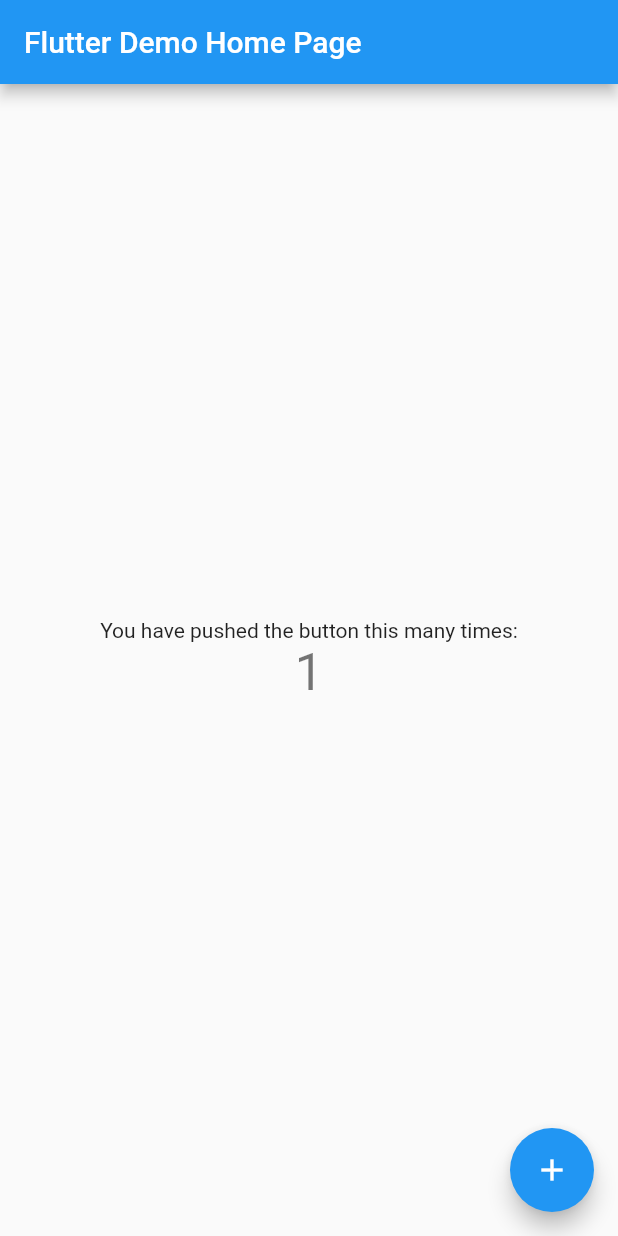
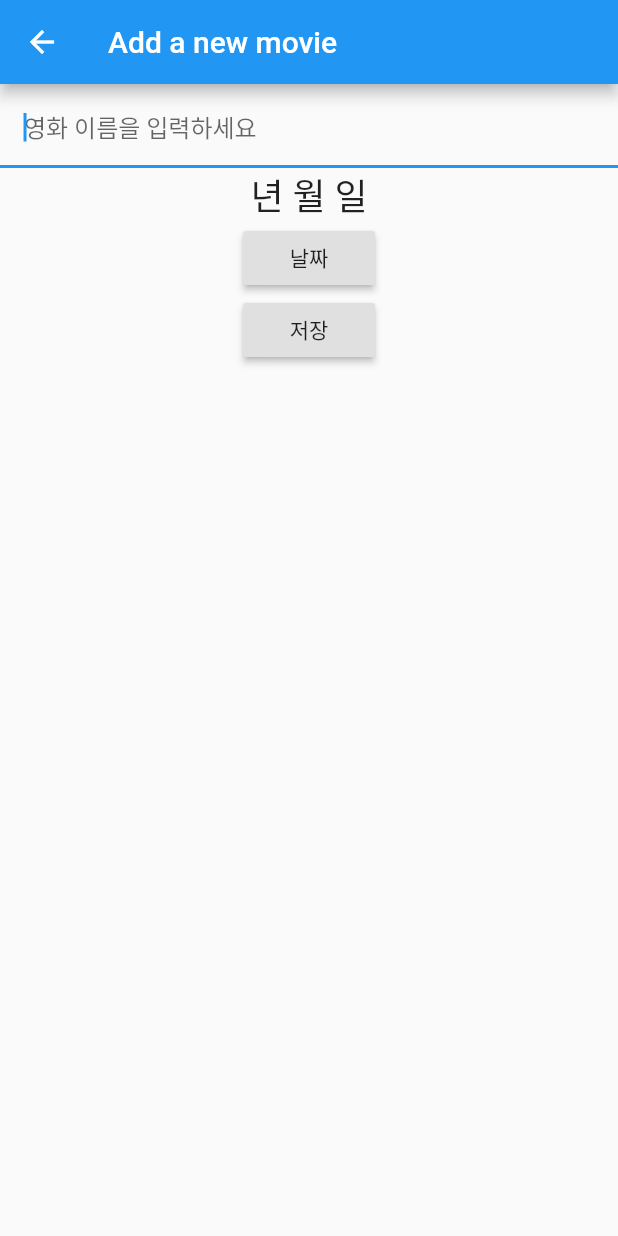
Before and after one commit to kyh980909/my_movie_list, a Flutter app: the screen it shows after launch, after a tap on the "add" icon, on a phone screen of 412 x 824 dp. Run offline on Flutter 3.47's test engine with Material 2 defaults, Android fonts, the phone set to English and light mode, and no system bars; our stand-ins replace flutter_slidable, fluttertoast, sqflite; accounts and stored records are empty.

Commit message:
영화 추가 구현중

```diff
--- a/lib/main.dart
+++ b/lib/main.dart
@@ -1,111 +1,18 @@
 import 'package:flutter/material.dart';
+import 'package:my_movie_list/movie_list.dart';
 
-void main() => runApp(MyApp());
+void main() => runApp(MyMovieListApp());
 
-class MyApp extends StatelessWidget {
-  // This widget is the root of your application.
+class MyMovieListApp extends StatelessWidget {
   @override
   Widget build(BuildContext context) {
     return MaterialApp(
-      title: 'Flutter Demo',
+      debugShowCheckedModeBanner: false,
+      title: 'My Movie List App',
       theme: ThemeData(
-        // This is the theme of your application.
-        //
-        // Try running your application with "flutter run". You'll see the
-        // application has a blue toolbar. Then, without quitting the app, try
-        // changing the primarySwatch below to Colors.green and then invoke
-        // "hot reload" (press "r" in the console where you ran "flutter run",
-        // or simply save your changes to "hot reload" in a Flutter IDE).
-        // Notice that the counter didn't reset back to zero; the application
-        // is not restarted.
-        primarySwatch: Colors.blue,
+        primaryColor: Colors.blue,
       ),
-      home: MyHomePage(title: 'Flutter Demo Home Page'),
+      home: MovieList(),
     );
   }
 }
-
-class MyHomePage extends StatefulWidget {
-  MyHomePage({Key key, this.title}) : super(key: key);
-
-  // This widget is the home page of your application. It is stateful, meaning
-  // that it has a State object (defined below) that contains fields that affect
-  // how it looks.
-
-  // This class is the configuration for the state. It holds the values (in this
-  // case the title) provided by the parent (in this case the App widget) and
-  // used by the build method of the State. Fields in a Widget subclass are
-  // always marked "final".
-
-  final String title;
-
-  @override
-  _MyHomePageState createState() => _MyHomePageState();
-}
-
-class _MyHomePageState extends State<MyHomePage> {
-  int _counter = 0;
-
-  void _incrementCounter() {
-    setState(() {
-      // This call to setState tells the Flutter framework that something has
-      // changed in this State, which causes it to rerun the build method below
-      // so that the display can reflect the updated values. If we changed
-      // _counter without calling setState(), then the build method would not be
-      // called again, and so nothing would appear to happen.
-      _counter++;
-    });
-  }
-
-  @override
-  Widget build(BuildContext context) {
-    // This method is rerun every time setState is called, for instance as done
-    // by the _incrementCounter method above.
-    //
-    // The Flutter framework has been optimized to make rerunning build methods
-    // fast, so that you can just rebuild anything that needs updating rather
-    // than having to individually change instances of widgets.
-    return Scaffold(
-      appBar: AppBar(
-        // Here we take the value from the MyHomePage object that was created by
-        // the App.build method, and use it to set our appbar title.
-        title: Text(widget.title),
-      ),
-      body: Center(
-        // Center is a layout widget. It takes a single child and positions it
-        // in the middle of the parent.
-        child: Column(
-          // Column is also layout widget. It takes a list of children and
-          // arranges them vertically. By default, it sizes itself to fit its
-          // children horizontally, and tries to be as tall as its parent.
-          //
-          // Invoke "debug painting" (press "p" in the console, choose the
-          // "Toggle Debug Paint" action from the Flutter Inspector in Android
-          // Studio, or the "Toggle Debug Paint" command in Visual Studio Code)
-          // to see the wireframe for each widget.
-          //
-          // Column has various properties to control how it sizes itself and
-          // how it positions its children. Here we use mainAxisAlignment to
-          // center the children vertically; the main axis here is the vertical
-          // axis because Columns are vertical (the cross axis would be
-          // horizontal).
-          mainAxisAlignment: MainAxisAlignment.center,
-          children: <Widget>[
-            Text(
-              'You have pushed the button this many times:',
-            ),
-            Text(
-              '$_counter',
-              style: Theme.of(context).textTheme.display1,
-            ),
-          ],
-        ),
-      ),
-      floatingActionButton: FloatingActionButton(
-        onPressed: _incrementCounter,
-        tooltip: 'Increment',
-        child: Icon(Icons.add),
-      ), // This trailing comma makes auto-formatting nicer for build methods.
-    );
-  }
-}
--- /dev/null
+++ b/lib/movie_list.dart
@@ -0,0 +1,146 @@
+import 'package:flutter/material.dart';
+import 'package:flutter_slidable/flutter_slidable.dart';
+import 'package:fluttertoast/fluttertoast.dart';
+import 'Database/DBHelper.dart';
+import 'Model/movie.dart';
+import 'package:intl/intl.dart';
+
+Future<List<Movie>> getMoviesFromDB() async {
+  var dbHelper = DBHelper();
+  Future<List<Movie>> movies = dbHelper.getMovies();
+
+  return movies;
+}
+
+class MovieList extends StatefulWidget {
+  @override
+  _MovieListState createState() => _MovieListState();
+}
+
+class _MovieListState extends State<MovieList> {
+  @override
+  void initState() {
+    super.initState();
+  }
+
+  @override
+  Widget build(BuildContext context) {
+    return Scaffold(
+      appBar: AppBar(
+        title: Text("My Movie List"),
+      ),
+      body: Container(
+        child: FutureBuilder<List<Movie>>(
+            future: getMoviesFromDB(),
+            builder: (context, snapshot) {
+              if (snapshot.data != null) {
+                if (snapshot.hasData) {
+                  return ListView.builder(
+                    itemCount: snapshot.data.length,
+                    itemBuilder: (context, index) {
+                      return Slidable(
+                        actionPane: SlidableDrawerActionPane(),
+                        actionExtentRatio: 0.20,
+                        child: ListTile(
+                          title: Text(snapshot.data[index].title),
+                          subtitle: Text(snapshot.data[index].date),
+                        ),
+                        secondaryActions: <Widget>[
+                          IconSlideAction(
+                            icon: Icons.delete,
+                            color: Colors.red,
+                            caption: 'Deleted',
+                            onTap: () {
+                              var dbHelper = DBHelper();
+                              dbHelper.deleteMoive(snapshot.data[index]);
+                              Fluttertoast.showToast(
+                                  msg: 'Movie was deleted',
+                                  toastLength: Toast.LENGTH_SHORT);
+                              setState(() {
+                                getMoviesFromDB();
+                              });
+                            },
+                          )
+                        ],
+                      );
+                    },
+                  );
+                }
+              }
+              return Container(
+                alignment: AlignmentDirectional.center,
+                child: CircularProgressIndicator(),
+              );
+            }),
+      ),
+      floatingActionButton: FloatingActionButton(
+        onPressed: addMovieScreen,
+        child: Icon(Icons.add),
+      ),
+    );
+  }
+
+  TextEditingController title = TextEditingController(); // 영화명 텍스트 필스 값 컨트롤 객체
+
+  final df = DateFormat('yyyy년 MM월 dd일');
+  String date = '년 월 일';
+
+  void addMovieScreen() {
+    Navigator.of(context).push(MaterialPageRoute(builder: (context) {
+      return Scaffold(
+        appBar: AppBar(
+          title: Text('Add a new movie'),
+        ),
+        body: Column(
+          children: <Widget>[
+            TextField(
+              controller: title,
+              autofocus: true,
+              decoration: InputDecoration(
+                  hintText: '영화 이름을 입력하세요',
+                  contentPadding: EdgeInsets.all(16.0)),
+            ),
+            Text(date,style: TextStyle(fontSize: 24.0),),
+            Builder(
+              builder: (context) => RaisedButton(
+                    onPressed: () {
+                      var dateTime = showDatePicker(
+                          context: context,
+                          initialDate: DateTime.now(),
+                          firstDate:
+                              DateTime.now().subtract(Duration(days: 30)),
+                          lastDate: DateTime.now().add(Duration(days: 30)));
+                      dateTime.then((val) {
+                        setState(() {
+                          date = df.format(val);
+                        });
+                      });
+                    },
+                    child: Text('날짜'),
+                  ),
+            ),
+            RaisedButton(
+              onPressed: () {
+                submitMovie(title.text);
+                Navigator.pop(context);
+              },
+              child: Text('저장'),
+            )
+          ],
+        ),
+      );
+    }));
+  }
+
+  void submitMovie(String title) {
+    var movie = Movie();
+
+    movie.title = title;
+    movie.date = date;
+
+    var dbHelper = DBHelper();
+    dbHelper.addMovie(movie);
+
+    Fluttertoast.showToast(msg: 'Movie was saved', toastLength: Toast.LENGTH_SHORT);
+  }
+}
--- a/pubspec.yaml
+++ b/pubspec.yaml
@@ -25,6 +25,7 @@ dependencies:
   sqflite: ^1.1.6
   path_provider: ^1.1.0
   fluttertoast: ^3.1.0
+  flutter_slidable: ^0.5.3
 
 dev_dependencies:
   flutter_test:
```
Also changed, not shown: pubspec.lock, 4 other files.
